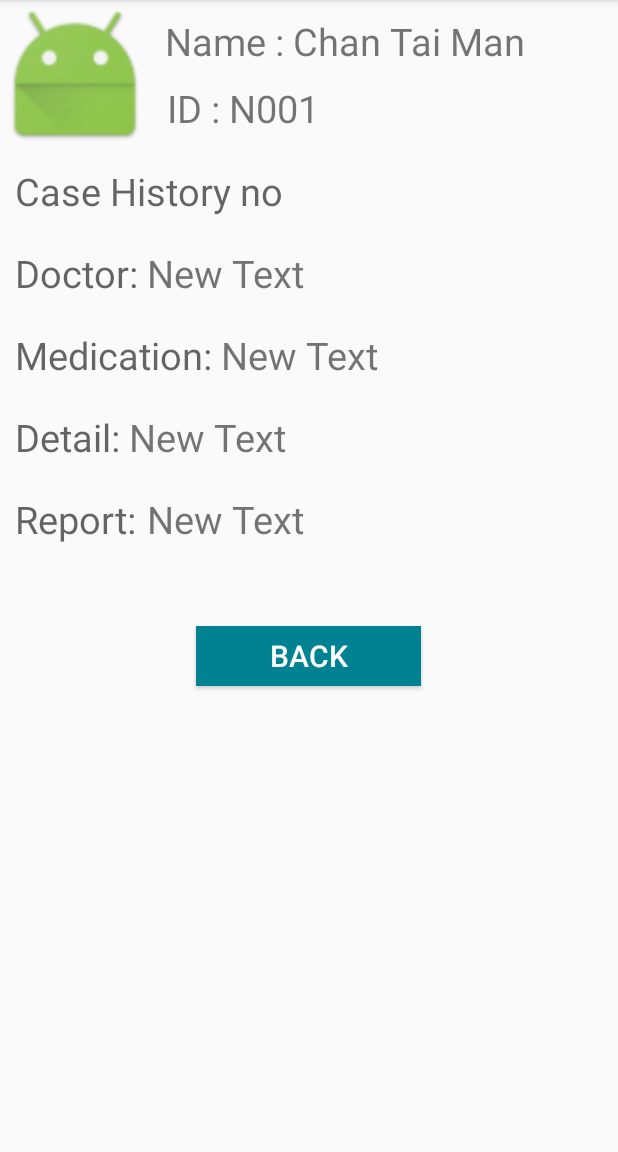
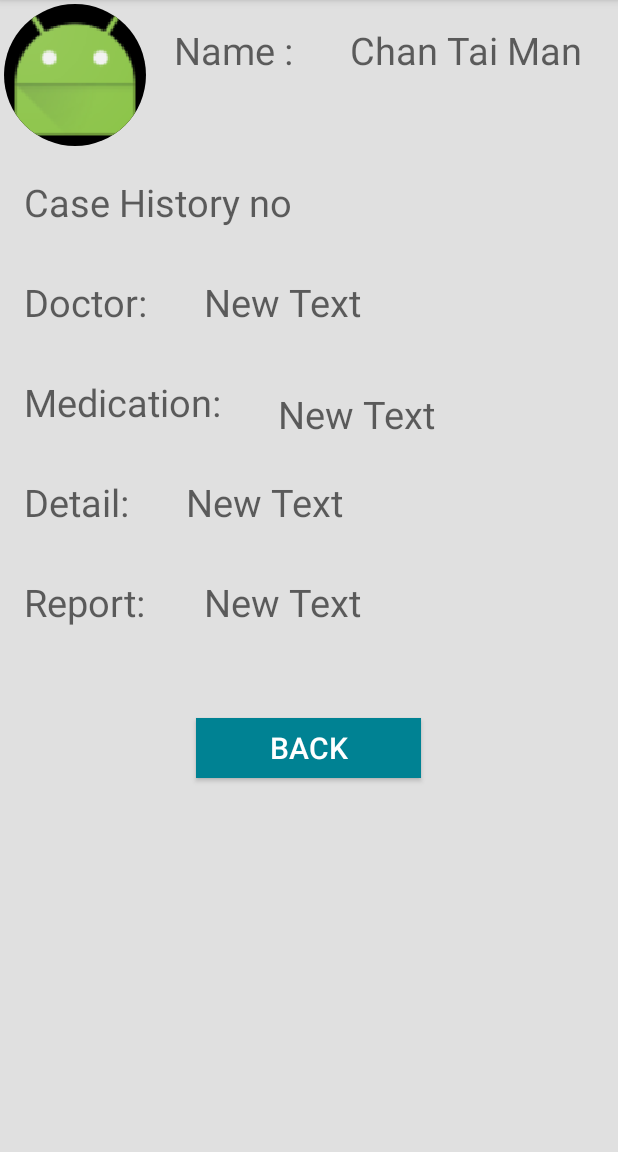
Before and after one commit to ysoseerius/e_care_new, an Android app: the CaseReviewDetail screen opened directly, with no data from a screen before it, on a phone screen of 412 x 824 dp, the part 84-1236 px from its top. Run offline under Robolectric (Android 15) with nearby library versions, the phone set to English and light mode, and no system bars; our stand-ins replace Volley; network calls fail; 2 statements that could not run were skipped.

Commit message:
update animation

```diff
--- a/app/src/main/java/com/example/yuen/e_carei_doctor/fragments/OneFragment.java
+++ b/app/src/main/java/com/example/yuen/e_carei_doctor/fragments/OneFragment.java
@@ -40,7 +40,7 @@ public class OneFragment extends Fragment implements SwipeRefreshLayout.OnRefres
     private int offSet = 0;
 
     // Movies json url
-    private static final String url = "http://192.168.43.216/test/appointment_list.php";
+    private static final String url = "http://10.89.133.147/test/appointment_list.php";
     private ProgressDialog pDialog;
     private List<Appointment> appointmentList = new ArrayList<Appointment>();
     private ListView listView;
--- a/app/src/main/java/com/example/yuen/e_carei_doctor/fragments/TwoFragment.java
+++ b/app/src/main/java/com/example/yuen/e_carei_doctor/fragments/TwoFragment.java
@@ -39,7 +39,7 @@ public class TwoFragment extends android.support.v4.app.Fragment implements Swip
     private int offSet = 0;
 
     // Movies json url
-    private static final String takelisturl = "http://192.168.43.216/test/take_med_list.php";
+    private static final String takelisturl = "http://10.89.133.147/test/take_med_list.php";
     private ProgressDialog pDialog;
     private List<Take_med_list> takemedlistList = new ArrayList<Take_med_list>();
     private ListView listView;
--- a/app/src/main/java/com/example/yuen/e_carei_login/AppConfig.java
+++ b/app/src/main/java/com/example/yuen/e_carei_login/AppConfig.java
@@ -5,9 +5,9 @@ package com.example.yuen.e_carei_login;
  */
 public class AppConfig {
     // Server user login url
-    public static String URL_LOGIN = "http://10.89.133.147/android_login_api/login.php";
+    public static String URL_LOGIN = "http://192.168.43.216/android_login_api/login.php";
 //    public static String URL_LOGIN = "http://bentsun2.co.nf/php/login.php";
-    public static String URL_QRLOGIN = "http://10.89.133.147/android_login_api/qrlogin.php";
+    public static String URL_QRLOGIN = "http://192.168.43.216/android_login_api/qrlogin.php";
     // Server user register url
-    public static String URL_REGISTER = "http://10.89.133.147/android_login_api/register.php";
+    public static String URL_REGISTER = "http://192.168.43.216/android_login_api/register.php";
 }
--- a/app/src/main/java/com/example/yuen/info/androidhive/showpatientlist/adater/CustomListAdapter.java
+++ b/app/src/main/java/com/example/yuen/info/androidhive/showpatientlist/adater/CustomListAdapter.java
@@ -12,7 +12,7 @@ import android.widget.TextView;
 import com.android.volley.toolbox.ImageLoader;
 import com.example.yuen.e_carei.R;
 import com.example.yuen.e_carei_app.AppController;
-import com.example.yuen.info.androidhive.showpatientlist.CirculaireNetworkImageView;
+import com.example.yuen.e_carei_doctor.customlistviewvolley.CirculaireNetworkImageView;
 import com.example.yuen.info.androidhive.showpatientlist.model.Patient;
 
 import java.util.List;
--- a/app/src/main/res/anim/slide_in_left.xml
+++ b/app/src/main/res/anim/slide_in_left.xml
@@ -3,4 +3,4 @@
     android:interpolator="@android:anim/accelerate_interpolator"
     android:fromAlpha="0.0"
     android:toAlpha="1.0"
-    android:duration="700" />
+    android:duration="1000" />
--- a/app/src/main/res/anim/slide_out_left.xml
+++ b/app/src/main/res/anim/slide_out_left.xml
@@ -2,7 +2,7 @@
 
 <alpha
     xmlns:android="http://schemas.android.com/apk/res/android"
-    android:duration="750"
+    android:duration="1000"
     android:fromAlpha="1.0"
     android:interpolator="@android:interpolator/accelerate_cubic"
     android:startOffset="250"
--- a/app/src/main/res/anim/zoom_out_animation.xml
+++ b/app/src/main/res/anim/zoom_out_animation.xml
@@ -5,7 +5,7 @@
     xmlns:android="http://schemas.android.com/apk/res/android">
 
     <scale
-        android:duration="1500"
+        android:duration="1300"
         android:fromXScale="1.0"
         android:fromYScale="1.0"
         android:pivotX="50%"
--- a/app/src/main/res/layout/activity_case_history_solo.xml
+++ b/app/src/main/res/layout/activity_case_history_solo.xml
@@ -39,7 +39,7 @@
     android:layout_width="match_parent"
     android:layout_height="match_parent">
 
-    <com.android.volley.toolbox.NetworkImageView
+    <com.example.yuen.e_carei_doctor.customlistviewvolley.CirculaireNetworkImageView
         android:src="@drawable/hi"
         android:layout_width="100dp"
         android:layout_height="100dp"
@@ -66,7 +66,8 @@
             android:paddingBottom="10dp"
             android:paddingLeft="10dp"
             android:layout_alignParentTop="true"
-            android:layout_alignParentStart="true" />
+            android:layout_alignParentStart="true"
+            style="@style/MaterialAnimations.Text.Body"/>
 
         <TextView
             android:layout_width="wrap_content"
@@ -76,7 +77,8 @@
             android:id="@+id/idTag"
             android:paddingLeft="11dp"
             android:layout_below="@+id/textView2"
-            android:layout_alignParentStart="true" />
+            android:layout_alignParentStart="true"
+            style="@style/MaterialAnimations.Text.Body"/>
 
         <TextView
             android:layout_width="wrap_content"
@@ -86,7 +88,8 @@
             android:id="@+id/name_show"
             android:paddingBottom="10dp"
             android:layout_above="@+id/uid_show"
-            android:layout_toEndOf="@+id/textView2" />
+            android:layout_toEndOf="@+id/textView2"
+            style="@style/MaterialAnimations.Text.Body"/>
 
         <TextView
             android:layout_width="wrap_content"
@@ -95,7 +98,8 @@
             android:textSize="25sp"
             android:id="@+id/uid_show"
             android:layout_below="@+id/textView2"
-            android:layout_toEndOf="@+id/idTag" />
+            android:layout_toEndOf="@+id/idTag"
+            style="@style/MaterialAnimations.Text.Body"/>
     </RelativeLayout>
 
     <RelativeLayout
@@ -115,7 +119,8 @@
             android:paddingBottom="10dp"
             android:paddingLeft="10dp"
             android:layout_alignParentTop="true"
-            android:layout_alignParentStart="true" />
+            android:layout_alignParentStart="true"
+            style="@style/MaterialAnimations.Text.Body"/>
 
         <TextView
             android:layout_width="wrap_content"
@@ -128,7 +133,8 @@
             android:paddingBottom="10dp"
             android:paddingLeft="10dp"
             android:layout_below="@+id/solo_case_history"
-            android:layout_alignParentStart="true" />
+            android:layout_alignParentStart="true"
+            style="@style/MaterialAnimations.Text.Body"/>
 
         <TextView
             android:layout_width="wrap_content"
@@ -141,7 +147,8 @@
             android:paddingBottom="10dp"
             android:paddingLeft="10dp"
             android:layout_below="@+id/doctor_case_history"
-            android:layout_alignParentStart="true" />
+            android:layout_alignParentStart="true"
+            style="@style/MaterialAnimations.Text.Body"/>
 
         <TextView
             android:layout_width="wrap_content"
@@ -154,7 +161,8 @@
             android:paddingBottom="10dp"
             android:paddingLeft="10dp"
             android:layout_below="@+id/medication_case_history"
-            android:layout_alignParentStart="true" />
+            android:layout_alignParentStart="true"
+            style="@style/MaterialAnimations.Text.Body"/>
 
         <TextView
             android:layout_width="wrap_content"
@@ -167,7 +175,8 @@
             android:paddingBottom="10dp"
             android:paddingLeft="10dp"
             android:layout_below="@+id/detail_case_history"
-            android:layout_alignParentStart="true" />
+            android:layout_alignParentStart="true"
+            style="@style/MaterialAnimations.Text.Body"/>
 
         <Button
             android:layout_width="150dp"
@@ -189,7 +198,8 @@
             android:paddingTop="10dp"
             android:id="@+id/name_doctor_case_history"
             android:layout_below="@+id/solo_case_history"
-            android:layout_toEndOf="@+id/doctor_case_history" />
+            android:layout_toEndOf="@+id/doctor_case_history"
+            style="@style/MaterialAnimations.Text.Body"/>
 
         <TextView
             android:layout_width="wrap_content"
@@ -199,7 +209,8 @@
             android:paddingTop="10dp"
             android:id="@+id/name_medication_case_history"
             android:layout_alignTop="@+id/medication_case_history"
-            android:layout_toEndOf="@+id/medication_case_history" />
+            android:layout_toEndOf="@+id/medication_case_history"
+            style="@style/MaterialAnimations.Text.Body"/>
 
         <TextView
             android:layout_width="wrap_content"
@@ -209,7 +220,8 @@
             android:textSize="25sp"
             android:paddingTop="10dp"
             android:layout_below="@+id/medication_case_history"
-            android:layout_toEndOf="@+id/detail_case_history" />
+            android:layout_toEndOf="@+id/detail_case_history"
+            style="@style/MaterialAnimations.Text.Body"/>
 
         <TextView
             android:layout_width="wrap_content"
@@ -219,7 +231,8 @@
             android:textSize="25sp"
             android:paddingTop="10dp"
             android:layout_below="@+id/detail_case_history"
-            android:layout_toEndOf="@+id/doctor_case_history" />
+            android:layout_toEndOf="@+id/doctor_case_history"
+            style="@style/MaterialAnimations.Text.Body"/>
 
     </RelativeLayout>
 
--- a/app/src/main/res/layout/patient_list_row.xml
+++ b/app/src/main/res/layout/patient_list_row.xml
@@ -7,14 +7,16 @@
 
 
     <!-- Thumbnail Image -->
-    <com.example.yuen.info.androidhive.showpatientlist.CirculaireNetworkImageView
+    <com.example.yuen.e_carei_doctor.customlistviewvolley.CirculaireNetworkImageView
         android:id="@+id/thumbnail"
         android:layout_width="60dp"
         android:layout_height="60dp"
         android:elevation="8dp"
         android:layout_alignParentTop="true"
         android:layout_alignParentStart="true"
-        android:layout_marginLeft="20dp" />
+        android:layout_marginLeft="20dp"
+        android:transitionName="@string/blue_name"
+        />
 
     <!-- Movie Title -->
     <TextView
--- a/app/src/main/res/layout/patientlist_listview.xml
+++ b/app/src/main/res/layout/patientlist_listview.xml
@@ -32,7 +32,7 @@
                     android:layout_width="match_parent"
                     android:layout_height="?attr/actionBarSize"
                     android:background="?attr/colorPrimary"
-                    app:popupTheme="@style/AppTheme.PopupOverlay" />
+                    style="@style/MaterialAnimations.TextAppearance.Title" />
 
             </android.support.design.widget.AppBarLayout>
             <android.support.v4.widget.SwipeRefreshLayout xmlns:android="http://schemas.android.com/apk/res/android"
--- a/app/src/main/res/values/colors.xml
+++ b/app/src/main/res/values/colors.xml
@@ -36,4 +36,6 @@
     <color name="btn_login">#eceef1</color>
     <color name="btn_login_bg">#00BBD3</color>
 
+
+    <color name="light_grey">#E0E0E0</color>
 </resources>
--- a/app/src/main/res/values/strings.xml
+++ b/app/src/main/res/values/strings.xml
@@ -3,7 +3,7 @@
     <string name="action_settings">Settings</string>
     <string name="drawer_open">Open navigation drawer</string>
     <string name="drawer_close">Close navigation drawer</string>
-
+    <string name="blue_name">blue</string>
     <!-- ReportPatient.java -->
     <dimen name="textsize">6dp</dimen>
 
--- a/app/src/main/res/values/styles.xml
+++ b/app/src/main/res/values/styles.xml
@@ -9,13 +9,45 @@
         <item name="android:windowActionBar">false</item>
         <item name="android:windowActionModeOverlay">true</item>
         <item name="android:windowDrawsSystemBarBackgrounds">true</item>
+        <item name="android:windowContentTransitions">true</item>
         <!--   <item name="android:statusBarColor">@android:color/transparent</item>. -->
+
+        <!-- specify enter and exit transitions -->
+        <item name="android:windowEnterTransition">@transition/explode</item>
+        <item name="android:windowExitTransition">@transition/explode</item>
+
+        <!-- specify shared element transitions -->
+        <item name="android:windowSharedElementEnterTransition">@transition/changebounds_with_arcmotion</item>
+        <item name="android:windowSharedElementExitTransition">@transition/changebounds_with_arcmotion</item>
+
+        <item name="android:windowAllowEnterTransitionOverlap">false</item>
+        <item name="android:windowAllowReturnTransitionOverlap">false</item>
+        <item name="android:titleTextAppearance">@style/MaterialAnimations.TextAppearance.Title
+        </item>
+        <item name="android:windowBackground">@color/light_grey</item>
      </style>
+
+    <style name="MaterialAnimations.Text.Body" parent="Base.TextAppearance.AppCompat.Medium">
+        <item name="android:layout_width">wrap_content</item>
+        <item name="android:layout_height">wrap_content</item>
+        <item name="android:layout_margin">@dimen/spacing_normal</item>
+        <item name="android:padding">@dimen/spacing_normal</item>
+    </style>
+
+    <style name="MaterialAnimations.Text.Section" parent="Base.TextAppearance.AppCompat.Caption">
+        <item name="android:layout_width">wrap_content</item>
+        <item name="android:layout_height">wrap_content</item>
+    </style>
+
 
      <style name="AppTheme.NoActionBar">
          <item name="windowActionBar">false</item>
          <item name="windowNoTitle">true</item>
      </style>
+
+    <style name="MaterialAnimations.TextAppearance.Title" parent="android:TextAppearance.Material.Title">
+        <item name="android:textColor">?android:textColorPrimary</item>
+    </style>
 
 
      <style name="AppTheme.AppBarOverlay" parent="ThemeOverlay.AppCompat.Dark.ActionBar" />
```
Also changed, not shown: app/src/main/java/com/example/yuen/e_carei/Case_history_review.java (+20 -1 lines), app/src/main/java/com/example/yuen/e_carei_app/CaseReviewDetail.java (+3 -4 lines), app/src/main/java/com/example/yuen/info/androidhive/showpatientlist/PatientList.java (+23 -5 lines), app/src/main/res/layout/activity_case_history_review.xml (+7 -3 lines), app/src/main/res/values/dimens.xml (+14 -0 lines).
